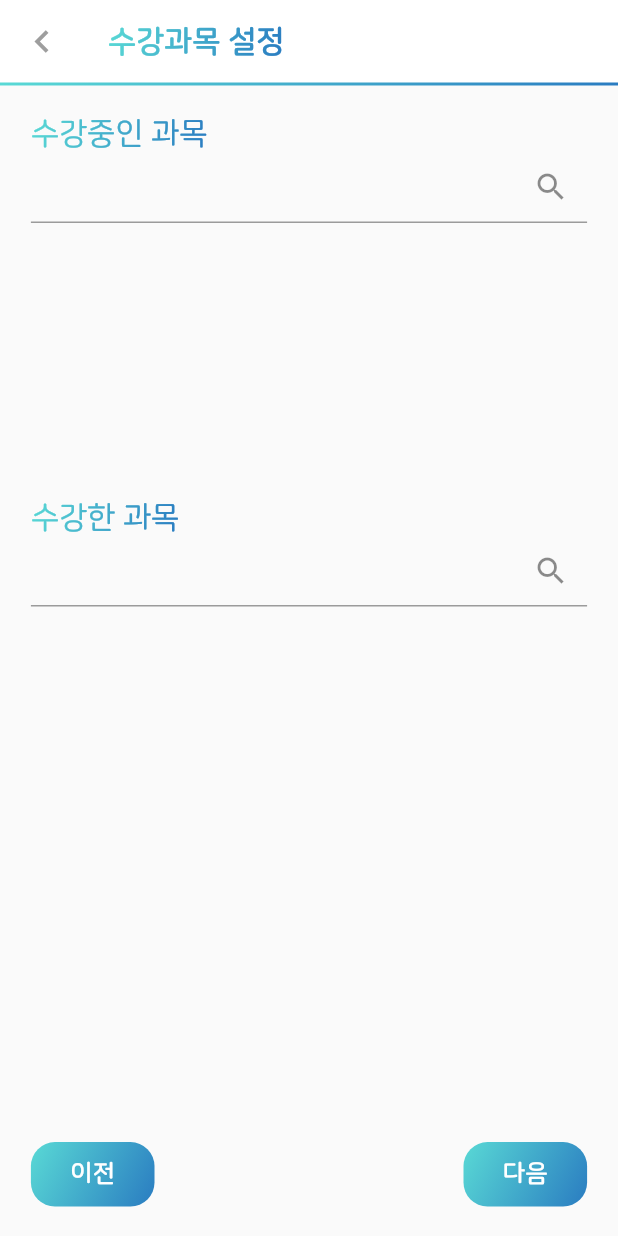
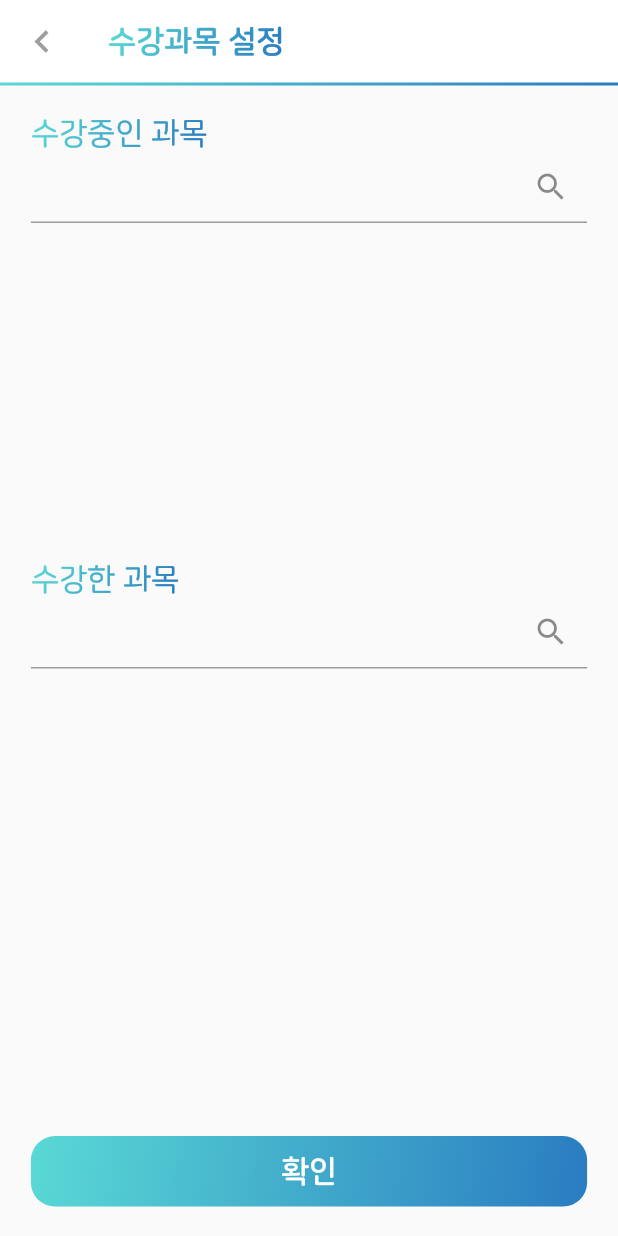
Before and after one commit to usnisTeam5/-unis_project, a Flutter app: the SubjectSelectionScreen screen opened directly, on a phone screen of 412 x 824 dp. Run offline on Flutter 3.47's test engine with Material 2 defaults, Android fonts, the phone set to English and light mode, and no system bars; our stand-ins replace file_picker, flutter_card_swiper, flutter_image_compress, flutter_secure_storage, flutter_svg, image_picker; missing offline and left inert: flutter_flip_card; accounts and stored records are empty.

Commit message:
chat done

```diff
--- a/lib/chat/popupReview.dart
+++ b/lib/chat/popupReview.dart
@@ -26,10 +26,10 @@ class _PopupReviewState extends State<PopupReview> {
       // 별점을 선택한 경우에만 MyQHistoryChatScreen으로 이동
       chatModel.finishQa(widget.qaKey, review);
       Navigator.of(context).pop(); // 팝업 창 닫기
-      Navigator.of(context).pop();
-      Navigator.of(context).push(
-        MaterialPageRoute(builder: (context) => MyQHistoryChatScreen()), // MyQHistoryChatScreen으로 이동
-      );
+      //Navigator.of(context).pop();
+      // Navigator.of(context).push(
+      //   MaterialPageRoute(builder: (context) => MyQHistoryChatScreen()), // MyQHistoryChatScreen으로 이동
+      // );
     }
   }
 
--- a/lib/profile/select_subjects.dart
+++ b/lib/profile/select_subjects.dart
@@ -1,4 +1,5 @@
 import 'package:flutter/material.dart';
+import 'package:unis_project/models/user_profile_info.dart';
 import 'package:unis_project/search_department/search_department.dart';
 import 'package:unis_project/search_subject/search_subject.dart';
 import 'dart:math';
@@ -51,6 +52,7 @@ class _SubjectSelectionScreenState extends State<SubjectSelectionScreen> {
     final double height = MediaQuery.of(context).size.height;
     selectedCurCourses = selectedCurCourses.toSet().toList(); // 중복제거
     selectedCourses = selectedCourses.toSet().toList();
+    final viewModel = Provider.of<UserProfileViewModel>(context, listen: false);
     return Scaffold(
       appBar: AppBar(
         leading: IconButton(
@@ -100,10 +102,10 @@ class _SubjectSelectionScreenState extends State<SubjectSelectionScreen> {
               TextField(
                 readOnly: true,
                 onTap: () async {
-                  final result = await Navigator.push(context, MaterialPageRoute(builder: (context) => SearchDepartment()));
-                  if (result != null && selectedCurCourses.length < 2) {
+                  final List<String>? result = await Navigator.push(context, MaterialPageRoute(builder: (context) => SearchSubject()));
+                  if (result != null) {
                     setState(() {
-                      selectedCurCourses.add(result);
+                      selectedCurCourses.addAll(result);
                     });
                   }
                 },
@@ -112,7 +114,7 @@ class _SubjectSelectionScreenState extends State<SubjectSelectionScreen> {
                 ),
               ),
               Container(
-                height: height * 0.2,  // 높이 설정
+                height: height * 0.25,  // 높이 설정
                 child: ListView(
                   shrinkWrap: true,
                   children: selectedCurCourses.map((department) {
@@ -158,7 +160,7 @@ class _SubjectSelectionScreenState extends State<SubjectSelectionScreen> {
                 ),
               ),
               Container(
-                height: height * 0.3,  // 높이 설정
+                height: height * 0.25,  // 높이 설정
                 child: ListView(
                   shrinkWrap: true,
                   children: selectedCourses.map((course) {
@@ -178,14 +180,8 @@ class _SubjectSelectionScreenState extends State<SubjectSelectionScreen> {
               ),
 
               Spacer(),
-              Row(
-                mainAxisAlignment: MainAxisAlignment.spaceBetween,
-                children: <Widget>[
               Container(
-                    constraints: BoxConstraints(
-                      minWidth: width * 0.2, // Minimum width of the container
-                      minHeight: height * 0.05, // Minimum height of the container
-                    ),
+                margin: EdgeInsets.only(top: 20.0),
                 decoration: BoxDecoration(
                   borderRadius: BorderRadius.circular(16.0),
                   gradient: MainGradient(),
@@ -194,63 +190,26 @@ class _SubjectSelectionScreenState extends State<SubjectSelectionScreen> {
                   color: Colors.transparent,
                   child: InkWell(
                     borderRadius: BorderRadius.circular(16.0),
-                        onTap: () {
+                    onTap: () async{
+                      CourseAllDto courses = CourseAllDto(currentCourses: selectedCurCourses, pastCourses: selectedCourses);
+                      await viewModel.setCourseAll(courses);
                       Navigator.pop(context);
                     },
                     child: Center(
                       child: Padding(
                         padding: const EdgeInsets.symmetric(vertical: 12.0),
                         child: Text(
-                              '이전',
+                          '확인',
                           style: TextStyle(
                             color: Colors.white,
                             fontFamily: 'Bold',
-                                fontSize: width * 0.04,
+                            fontSize: width * 0.05,
                           ),
                         ),
                       ),
                     ),
                   ),
                 ),
-                  ),
-                  Container(
-                    constraints: BoxConstraints(
-                      minWidth: width * 0.2, // Minimum width of the container
-                      minHeight: height * 0.05, // Minimum height of the container
-                    ),
-                    decoration: BoxDecoration(
-                      borderRadius: BorderRadius.circular(16.0),
-                      gradient: MainGradient(),
-                    ),
-                    child: Material(
-                      color: Colors.transparent,
-                      child: InkWell(
-                        borderRadius: BorderRadius.circular(16.0),
-                        onTap: () {
-                          if (selectedCourses.isEmpty) {
-                            ScaffoldMessenger.of(context).showSnackBar(
-                              SnackBar(content: Text('수강 과목을 최소 하나 이상 선택해주세요.')),
-                            );
-                          } else {
-                          }
-                        },
-                        child: Center(
-                          child: Padding(
-                            padding: const EdgeInsets.symmetric(vertical: 12.0),
-                            child: Text(
-                              '다음',
-                              style: TextStyle(
-                                color: Colors.white,
-                                fontFamily: 'Bold',
-                                fontSize: width * 0.04,
-                              ),
-                            ),
-                          ),
-                        ),
-                      ),
-                    ),
-                  ),
-                ],
               ),
               // SizedBox(height: height * 0.05),
             ],
--- a/lib/question/question.dart
+++ b/lib/question/question.dart
@@ -161,7 +161,7 @@ class QuestionItem extends StatelessWidget {
       onTap: () async{
         await Navigator.push(
           context,
-          MaterialPageRoute(builder: (context) => ChatScreen(qaKey: qa.qaKey)),
+          MaterialPageRoute(builder: (context) => ChatScreen(qaKey: qa.qaKey, forAns: true,)),
         );
         final qaViewModel = Provider.of<QaViewModel>(context, listen: false);
         final nickname = Provider.of<UserProfileViewModel>(context, listen: false).nickName;
--- a/lib/view_model/user_profile_info_view_model.dart
+++ b/lib/view_model/user_profile_info_view_model.dart
@@ -85,6 +85,7 @@ class UserProfileViewModel with ChangeNotifier {
   Future<void> setCourseAll(CourseAllDto course) async {
     try {
       await _profileInfo!.setCourseAll(_profileInfo!.nickName, course);
+      notifyListeners();
       // 성공적으로 저장한 경우 다른 작업을 수행할 수 있습니다.
     } catch (e) {
       // 저장 실패 시 예외 처리
```
Also changed, not shown: lib/chat/chat.dart (+62 -27 lines), lib/chat/countdown.dart (+16 -5 lines), lib/chat/image_picker_popup.dart (+9 -4 lines), lib/models/question_model.dart (+19 -3 lines), lib/models/user_profile_info.dart (+2 -14 lines), lib/myQHistory/myQHistory.dart (+7 -5 lines), lib/view_model/question_view_model.dart (+47 -12 lines). Lines whose indentation alone changed are shown as unchanged.
